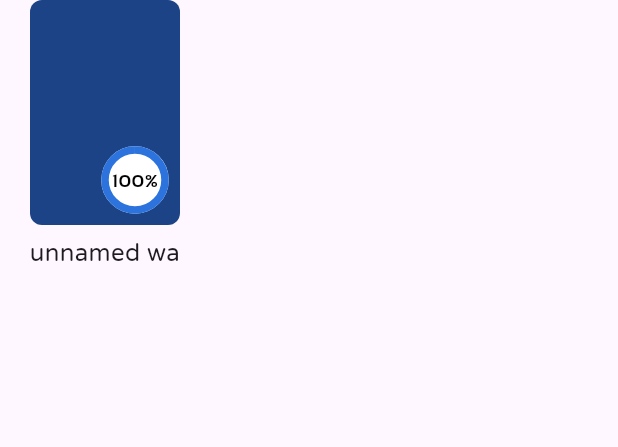
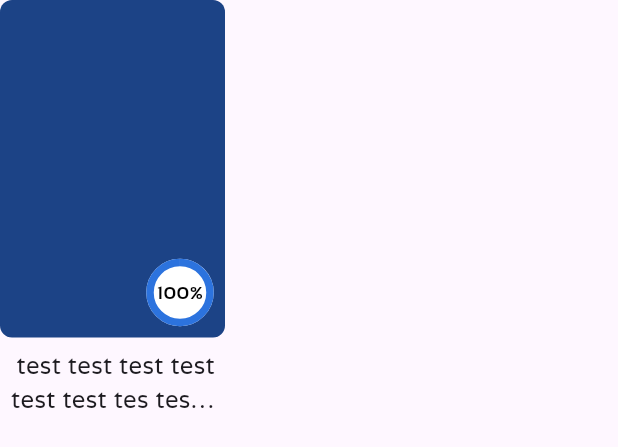
Before and after one commit to SantiagoChamie/lenski, a Flutter app: the Book widget shown alone on an empty page, opened directly, on a phone screen of 412 x 824 dp. Shown: the top 447 px of the screen. Run offline on Flutter 3.47's test engine with Material 3 defaults, Android fonts, the phone set to English and light mode, and no system bars; our stand-ins replace sqflite_common_ffi; accounts and stored records are empty; network calls fail.

```diff
--- a/lib/screens/course/book.dart
+++ b/lib/screens/course/book.dart
@@ -22,6 +22,7 @@ class Book extends StatelessWidget {
   @override
   Widget build(BuildContext context) {
     final p = Proportions(context);
+    const double bookWidth = 150;
     final randomColor = Color((Random().nextDouble() * 0xFFFFFF).toInt()).withOpacity(1.0);
     final percentage = (totalLines != null && currentLine != null && totalLines! > 0)
         ? (currentLine! / totalLines! * 100).toInt()
@@ -43,8 +44,8 @@ class Book extends StatelessWidget {
           child: Stack(
             children: [
               Container(
-                width: 100,
-                height: 150,
+                width: bookWidth,
+                height: bookWidth*1.5,
                 decoration: BoxDecoration(
                   color: imageUrl == null ? randomColor : null,
                   image: imageUrl != null
@@ -101,7 +102,7 @@ class Book extends StatelessWidget {
         SizedBox(
           width: 100 + p.standardPadding() * 2,
           child: Text(
-            name ?? 'unnamed wa',
+            name ?? ' test test test test test test tes test test test',
             style: const TextStyle(
               fontSize: 16,
               fontFamily: 'Varela Round',
--- a/lib/utils/proportions.dart
+++ b/lib/utils/proportions.dart
@@ -8,6 +8,8 @@ class Proportions {
 
   double screenWidth() => MediaQuery.of(context).size.width;
   double screenHeight() => MediaQuery.of(context).size.height;
+
+  double mainScreenWidth() => screenWidth() - sidebarWidth();
 
   double sidebarWidth() => 100; //screenWidth() * 0.0744;
   double sidebarButtonWidth() => 59;//screenWidth() * 0.0438;
@@ -23,6 +25,11 @@ class Proportions {
   double createCourseButtonHeight() => createCourseHeight()/12;
   double createCourseButtonWidth() => (createCourseColumnWidth()-4*standardPadding());
 
+  double libraryHeight() => screenHeight() - 2 * standardPadding() - 100;
+  double libraryWidth() => (mainScreenWidth() - 2 * standardPadding() - sidebarWidth())/2;
+  double bookWidth() => libraryWidth()/3 - 4 * standardPadding();
+
+
   // CourseButton height has parameter Quantity
   // with quantity = 3, being the maximum allowed
   double courseButtonHeight(quantity) {
```
Also changed, not shown: lib/screens/course/course_home.dart (+8 -4 lines), lib/screens/course/library.dart (+18 -23 lines).
